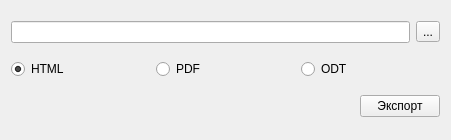
First picture: the form in src/ui/PrintDialog.ui, repository teackot/veggieapp, before the edit.
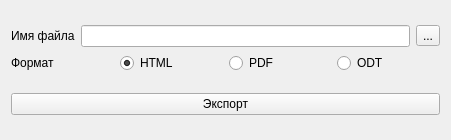
Second picture: the form after the edit.

Commit message: Prettier UI layout

```diff
--- a/src/ui/PrintDialog.ui
+++ b/src/ui/PrintDialog.ui
@@ -21,7 +21,16 @@
   </property>
   <layout class="QVBoxLayout" name="verticalLayout">
    <item>
+    <layout class="QGridLayout" name="gridLayout">
+     <item row="0" column="0">
     <layout class="QHBoxLayout" name="horizontalLayout">
+       <item>
+        <widget class="QLabel" name="label">
+         <property name="text">
+          <string>Имя файла</string>
+         </property>
+        </widget>
+       </item>
      <item>
       <widget class="QLineEdit" name="fnameInput"/>
      </item>
@@ -34,8 +43,15 @@
      </item>
     </layout>
    </item>
-   <item>
+     <item row="1" column="0">
     <layout class="QHBoxLayout" name="horizontalLayout_2">
+       <item>
+        <widget class="QLabel" name="label_2">
+         <property name="text">
+          <string>Формат</string>
+         </property>
+        </widget>
+       </item>
      <item>
       <widget class="QRadioButton" name="htmlRadio">
        <property name="text">
@@ -62,7 +78,9 @@
      </item>
     </layout>
    </item>
-   <item alignment="Qt::AlignRight">
+    </layout>
+   </item>
+   <item>
     <widget class="QPushButton" name="exportButton">
      <property name="text">
       <string>Экспорт</string>
```
Lines whose indentation alone changed are shown as unchanged. The commit also changes 3 other files.
